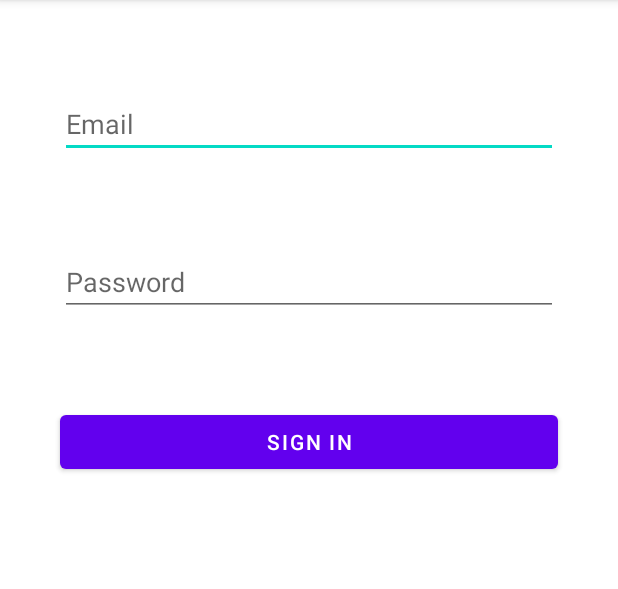
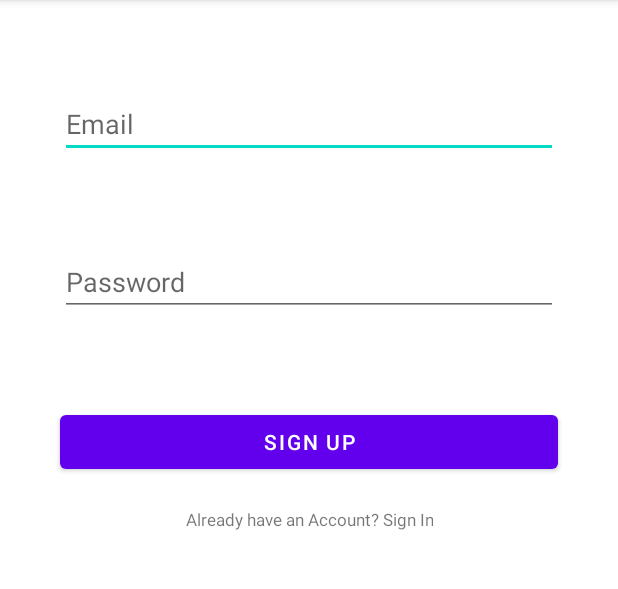
Before and after one commit to adityakadlag2004/Android-Login-MVVM, an Android app: the RegisterActivity screen opened directly, with no data from a screen before it, on a phone screen of 412 x 824 dp, the part 84-673 px from its top. Run offline under Robolectric (Android 15) with nearby library versions, the phone set to English and light mode, and no system bars; our stand-ins replace Firebase (no records; nobody signed in at launch, a user with empty details on screens opened directly), data binding.

Commit message:
MVVM Sign In and Sign Up Done

```diff
--- a/app/src/main/java/com/android/mvvmdatabind2/auth/LoginActivity.kt
+++ b/app/src/main/java/com/android/mvvmdatabind2/auth/LoginActivity.kt
@@ -31,12 +31,15 @@ class LoginActivity : AppCompatActivity() {
         factory= AuthViewModelFactory(authRepository)
         viewModel= ViewModelProviders.of(this,factory).get(AuthViewModel::class.java)
 
-        DataBindingUtil.setContentView<ActivityLoginBinding>(this,R.layout.activity_login)
+        val binding=DataBindingUtil.setContentView<ActivityLoginBinding>(this,R.layout.activity_login)
             .apply {
                 this.setLifecycleOwner(this@LoginActivity)
                 this.viewModel=viewModel
             }
 
+        binding.txtLog.setOnClickListener {
+            Intent(this,RegisterActivity::class.java).also { startActivity(it) }
+        }
 
     }
 
--- a/app/src/main/java/com/android/mvvmdatabind2/auth/RegisterActivity.kt
+++ b/app/src/main/java/com/android/mvvmdatabind2/auth/RegisterActivity.kt
@@ -30,11 +30,15 @@ class RegisterActivity : AppCompatActivity() {
         factory= AuthViewModelFactory(authRepository)
         viewModel= ViewModelProviders.of(this,factory).get(AuthViewModel::class.java)
 
-        DataBindingUtil.setContentView<ActivityRegisterBinding>(this,R.layout.activity_register)
+        val binding=DataBindingUtil.setContentView<ActivityRegisterBinding>(this,R.layout.activity_register)
             .apply {
                 this.setLifecycleOwner(this@RegisterActivity)
                 this.viewmodel=viewModel
             }
+
+        binding.txtReg.setOnClickListener {
+            Intent(this,LoginActivity::class.java).also { startActivity(it) }
+        }
     }
     override fun onStart() {
         super.onStart()
--- a/app/src/main/java/com/android/mvvmdatabind2/viewmodels/AuthViewModel.kt
+++ b/app/src/main/java/com/android/mvvmdatabind2/viewmodels/AuthViewModel.kt
@@ -12,10 +12,9 @@ class AuthViewModel(
     private val repository: AuthRepository
 ) :ViewModel() {
 
-    @Bindable
     val email:MutableLiveData<String> = MutableLiveData()
 
-    @Bindable
+
     val password:MutableLiveData<String> = MutableLiveData()
 
     fun login() = CoroutineScope(IO).launch {
--- a/app/src/main/res/layout/activity_main.xml
+++ b/app/src/main/res/layout/activity_main.xml
@@ -10,6 +10,7 @@
         android:layout_width="wrap_content"
         android:layout_height="wrap_content"
         android:text="Hello World!"
+        android:id="@+id/hello"
         app:layout_constraintBottom_toBottomOf="parent"
         app:layout_constraintLeft_toLeftOf="parent"
         app:layout_constraintRight_toRightOf="parent"
--- a/app/src/main/res/layout/activity_register.xml
+++ b/app/src/main/res/layout/activity_register.xml
@@ -50,6 +50,16 @@
             android:layout_marginStart="40dp"
             android:layout_marginTop="60dp"
             android:layout_marginEnd="40dp"
-            android:text="@string/sign_in" />
+            android:text="@string/sign_up" />
+
+        <TextView
+            android:layout_width="wrap_content"
+            android:layout_height="wrap_content"
+            android:gravity="center"
+            android:id="@+id/txt_Reg"
+            android:layout_gravity="center"
+            android:text="@string/already_have_an_account_sign_in"
+            android:textSize="11sp"
+            android:layout_marginTop="20dp"/>
     </LinearLayout>
 </layout>
--- a/app/src/main/res/values/strings.xml
+++ b/app/src/main/res/values/strings.xml
@@ -3,4 +3,8 @@
     <string name="email">Email</string>
     <string name="password">Password</string>
     <string name="sign_in">Sign In</string>
+    <string name="not_have_an_account_sign_up">Not Have An Account? Sign Up</string>
+    <string name="already_have_an_account_sign_in">Already have an Account? Sign In</string>
+    <string name="dont_have_an_account_sign_up">Dont have An Account? Sign Up</string>
+    <string name="sign_up">Sign Up</string>
 </resources>
```
Also changed, not shown: app/src/main/java/com/android/mvvmdatabind2/activities/MainActivity.kt (+8 -0 lines), app/src/main/res/layout/activity_login.xml (+10 -0 lines).
